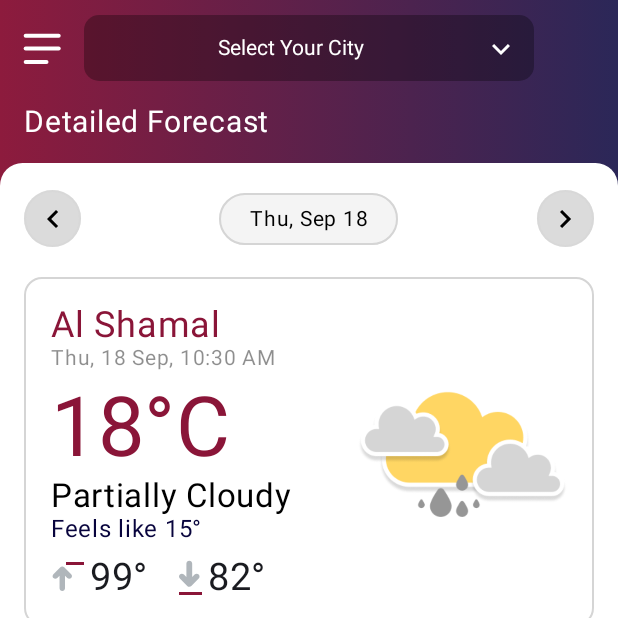
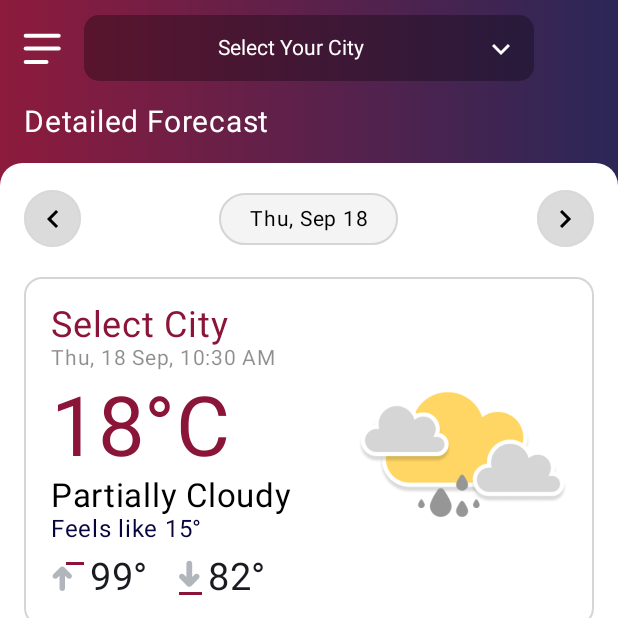
Before and after one commit to Tayyabi/AppLabTest, an Android app built with Jetpack Compose: the screen it shows after launch (MainActivity), on a phone screen of 412 x 824 dp, the top half of it. Run offline under Robolectric (Android 15) with nearby library versions, the phone set to English and light mode, and no system bars; our stand-ins replace Dagger/Hilt's generated code; network calls fail.

Commit message:
Language change is working fine now

```diff
--- a/app/src/main/java/com/example/applabtest/presentation/ui/home/HomeScreen.kt
+++ b/app/src/main/java/com/example/applabtest/presentation/ui/home/HomeScreen.kt
@@ -48,6 +48,7 @@ import androidx.compose.runtime.setValue
 import androidx.compose.ui.platform.LocalLayoutDirection
 import androidx.compose.ui.unit.LayoutDirection
 import androidx.compose.runtime.CompositionLocalProvider
+import androidx.compose.ui.res.stringResource
 import androidx.hilt.navigation.compose.hiltViewModel
 import com.example.applabtest.R
 import com.example.applabtest.core.utils.LocaleHelper
@@ -209,7 +210,7 @@ fun HomeScreen(
                             ) {
                                 Text(
                                     modifier = Modifier.weight(1f),
-                                    text = selectedCity?.name ?: "Select Your City",
+                                    text = selectedCity?.name ?: stringResource(R.string.select_your_city),
                                     color = Color.White,
                                     fontSize = 14.sp,
                                     textAlign = TextAlign.Center
@@ -235,7 +236,7 @@ fun HomeScreen(
                             }) {
                                 Icon(
                                     painter = painterResource(id = R.drawable.ic_side_menu),
-                                    contentDescription = "Menu",
+                                    contentDescription = stringResource(R.string.content_desc_menu),
                                     tint = Color.White,
                                     modifier = Modifier.size(25.dp)
                                 )
@@ -278,7 +279,7 @@ fun HomeScreen(
 
                         Text(
                             modifier = Modifier.padding(start = 16.dp, top = 5.dp),
-                            text = "Detailed Forecast",
+                            text = stringResource(R.string.detailed_forecast),
                             color = Color.White,
                             fontSize = 20.sp
                         )
@@ -325,32 +326,32 @@ fun HomeScreen(
 
                                 OtherFields(
                                     id = R.drawable.ic_humidity,
-                                    title = "Humidity",
-                                    value = (uiState.weatherData?.let { viewModel?.getWeatherDataForSelectedDate() })?.current?.let { "${it.humidity}%" } ?: "34%"
+                                    title = stringResource(R.string.humidity),
+                                    value = (uiState.weatherData?.let { viewModel?.getWeatherDataForSelectedDate() })?.current?.let { "${it.humidity}%" } ?: stringResource(R.string.default_humidity)
                                 )
 
                                 OtherFields(
                                     id = R.drawable.ic_sun,
-                                    title = "UV Index",
-                                    value = (uiState.weatherData?.let { viewModel?.getWeatherDataForSelectedDate() })?.current?.uvIndex ?: "High 7"
+                                    title = stringResource(R.string.uv_index),
+                                    value = (uiState.weatherData?.let { viewModel?.getWeatherDataForSelectedDate() })?.current?.uvIndex ?: stringResource(R.string.high_uv_index)
                                 )
 
                                 OtherFields(
                                     id = R.drawable.ic_pressure,
-                                    title = "Pressure",
-                                    value = (uiState.weatherData?.let { viewModel?.getWeatherDataForSelectedDate() })?.current?.let { "${it.pressure} hPa" } ?: "29.8 IN"
+                                    title = stringResource(R.string.pressure),
+                                    value = (uiState.weatherData?.let { viewModel?.getWeatherDataForSelectedDate() })?.current?.let { "${it.pressure} ${stringResource(R.string.pressure_unit)}" } ?: stringResource(R.string.default_pressure)
                                 )
 
                                 OtherFields(
                                     id = R.drawable.ic_visibility,
-                                    title = "Visibility",
-                                    value = (uiState.weatherData?.let { viewModel?.getWeatherDataForSelectedDate() })?.current?.let { "${it.visibility / 1000} km" } ?: "10 mi",
+                                    title = stringResource(R.string.visibility),
+                                    value = (uiState.weatherData?.let { viewModel?.getWeatherDataForSelectedDate() })?.current?.let { "${it.visibility / 1000} ${stringResource(R.string.distance_unit_km)}" } ?: stringResource(R.string.default_visibility),
                                     isLast = true
                                 )
 
                                 Text(
                                     modifier = Modifier.padding(start = 16.dp, top = 15.dp),
-                                    text = "Hourly forecast ",
+                                    text = stringResource(R.string.hourly_forecast),
                                     color = Blue,
                                     fontSize = 20.sp
                                 )
@@ -367,7 +368,7 @@ fun HomeScreen(
                                         top = 15.dp,
                                         bottom = 15.dp
                                     ),
-                                    text = "Daily forecast",
+                                    text = stringResource(R.string.daily_forecast),
                                     color = Blue,
                                     fontSize = 20.sp
                                 )
--- a/app/src/main/java/com/example/applabtest/presentation/ui/home/components/SideMenu.kt
+++ b/app/src/main/java/com/example/applabtest/presentation/ui/home/components/SideMenu.kt
@@ -101,7 +101,7 @@ fun SideMenu(
             ) {
                 Image(
                     painter = painterResource(id = R.drawable.ic_clouds), // replace with your image
-                    contentDescription = "Clouds Header",
+                    contentDescription = stringResource(R.string.clouds_header),
                     modifier = Modifier.size(130.dp)
                 )
             }
@@ -163,7 +163,7 @@ fun SideMenu(
 
         Image(
             painter = painterResource(R.drawable.ic_side_menu_bottom),
-            contentDescription = "",
+            contentDescription = stringResource(R.string.side_menu_bottom),
             contentScale = ContentScale.FillWidth,
             modifier = Modifier.fillMaxWidth()
         )
@@ -185,7 +185,7 @@ private fun LanguageTabSelector(
     val indicatorOffset by animateFloatAsState(
         targetValue = if (selectedTab == "EN") 0f else 1f,
         animationSpec = tween(300),
-        label = "Tab Indicator"
+        label = stringResource(R.string.tab_indicator)
     )
 
     val tabOffsetDp by remember {
@@ -221,14 +221,14 @@ private fun LanguageTabSelector(
 
         Row(modifier = Modifier.fillMaxWidth()) {
             TabItem(
-                text = "EN",
+                text = stringResource(R.string.lang_english),
                 isSelected = selectedTab == "EN",
                 onClick = { onTabSelected("EN") },
                 modifier = Modifier.weight(1f)
             )
 
             TabItem(
-                text = "AR",
+                text = stringResource(R.string.lang_arabic),
                 isSelected = selectedTab == "AR",
                 onClick = { onTabSelected("AR") },
                 modifier = Modifier.weight(1f)
--- a/app/src/main/java/com/example/applabtest/presentation/ui/home/components/TemperatureView.kt
+++ b/app/src/main/java/com/example/applabtest/presentation/ui/home/components/TemperatureView.kt
@@ -18,6 +18,7 @@ import androidx.compose.ui.Alignment
 import androidx.compose.ui.Modifier
 import androidx.compose.ui.graphics.Color
 import androidx.compose.ui.res.painterResource
+import androidx.compose.ui.res.stringResource
 import androidx.compose.ui.text.font.FontWeight
 import androidx.compose.ui.unit.dp
 import androidx.compose.ui.unit.sp
@@ -51,7 +52,7 @@ fun TemperatureView(weatherData: WeatherData? = null) {
             modifier = Modifier.weight(1f)
         ) {
             Text(
-                text = weatherData?.city?.name ?: "Al Shamal",
+                text = weatherData?.city?.name ?: stringResource(R.string.default_location),
                 color = Purple,
                 fontSize = 24.sp,
                 lineHeight = 24.sp
@@ -64,7 +65,7 @@ fun TemperatureView(weatherData: WeatherData? = null) {
             )
 
             Text(
-                text = weatherData?.current?.let { "${it.temperature.toInt()}${it.temperatureUnit}" } ?: "18°C",
+                text = weatherData?.current?.let { "${it.temperature.toInt()}${it.temperatureUnit}" } ?: stringResource(R.string.default_temperature),
                 color = Purple,
                 fontSize = 55.sp,
                 lineHeight = 55.sp,
--- a/app/src/main/java/com/example/applabtest/presentation/ui/home/components/ThunderWarning.kt
+++ b/app/src/main/java/com/example/applabtest/presentation/ui/home/components/ThunderWarning.kt
@@ -10,6 +10,7 @@ import androidx.compose.runtime.Composable
 import androidx.compose.ui.Alignment
 import androidx.compose.ui.Modifier
 import androidx.compose.ui.res.painterResource
+import androidx.compose.ui.res.stringResource
 import androidx.compose.ui.unit.dp
 import androidx.compose.ui.unit.sp
 import com.example.applabtest.R
@@ -35,7 +36,7 @@ fun ThunderWarning() {
         )
 
         Text(
-            text = "Thunderstorms likely to continue for the next several hours",
+            text = stringResource(R.string.thunderstorm_warning),
             color = Purple,
             fontSize = 15.sp,
             lineHeight = 17.sp,
--- a/app/src/main/res/values/strings.xml
+++ b/app/src/main/res/values/strings.xml
@@ -66,4 +66,65 @@
     <string name="menu_disclaimer">Disclaimer</string>
     <string name="menu_share_app">Share app</string>
     <string name="menu">Menu</string>
+
+    <!-- Main screen texts -->
+    <string name="select_your_city">Select Your City</string>
+    <string name="today">Today</string>
+    <string name="tomorrow">Tomorrow</string>
+
+    <!-- Weather units and values -->
+    <string name="celsius_unit">°C</string>
+    <string name="high_uv_index">High 7</string>
+    <string name="pressure_unit">hPa</string>
+    <string name="distance_unit_km">km</string>
+    <string name="distance_unit_mi">mi</string>
+    <string name="wind_speed_unit">km/h</string>
+    <string name="wind_speed_ms">m/s</string>
+    <string name="percentage">%</string>
+
+    <!-- Default weather values -->
+    <string name="default_humidity">34%</string>
+    <string name="default_pressure">29.8 IN</string>
+    <string name="default_visibility">10 mi</string>
+    <string name="default_wind_speed">23.3\nkm/h</string>
+    <string name="default_precipitation">3%</string>
+    <string name="default_location">Select City</string>
+    <string name="default_temperature">18°C</string>
+    <string name="default_feels_like">Feels like 15°</string>
+
+    <!-- Location related -->
+    <string name="qatar">Qatar</string>
+    <string name="worldwide">Worldwide</string>
+    <string name="qatar_cities">Qatar - Cities</string>
+    <string name="worldwide_cities">Worldwide - Cities</string>
+    <string name="add_city">Add City</string>
+    <string name="back">Back</string>
+    <string name="no_cities_available">No cities available</string>
+
+    <!-- Error messages -->
+    <string name="failed_to_load_cities">Failed to load cities</string>
+    <string name="failed_to_load_weather">Failed to load weather data</string>
+    <string name="unknown_error">Unknown error occurred</string>
+
+    <!-- Language codes -->
+    <string name="lang_english">EN</string>
+    <string name="lang_arabic">AR</string>
+
+    <!-- Content descriptions -->
+    <string name="clouds_header">Clouds Header</string>
+    <string name="side_menu_bottom">Side menu bottom</string>
+    <string name="search">Search</string>
+    <string name="audio">Audio</string>
+    <string name="tab_indicator">Tab Indicator</string>
+
+    <!-- Date patterns and formats -->
+    <string name="day_format">Day %d</string>
+    <string name="temp_format">%d°C</string>
+    <string name="temp_range_format">%d°/%d°C</string>
+    <string name="wind_format">%s\n%s</string>
+    <string name="feels_like_format">Feels like %d°</string>
+    <string name="humidity_format">%d%%</string>
+    <string name="pressure_format">%.1f %s</string>
+    <string name="visibility_format">%.1f %s</string>
+    <string name="rain_format">%d%%</string>
 </resources>
```
Also changed, not shown: 1 other file.
